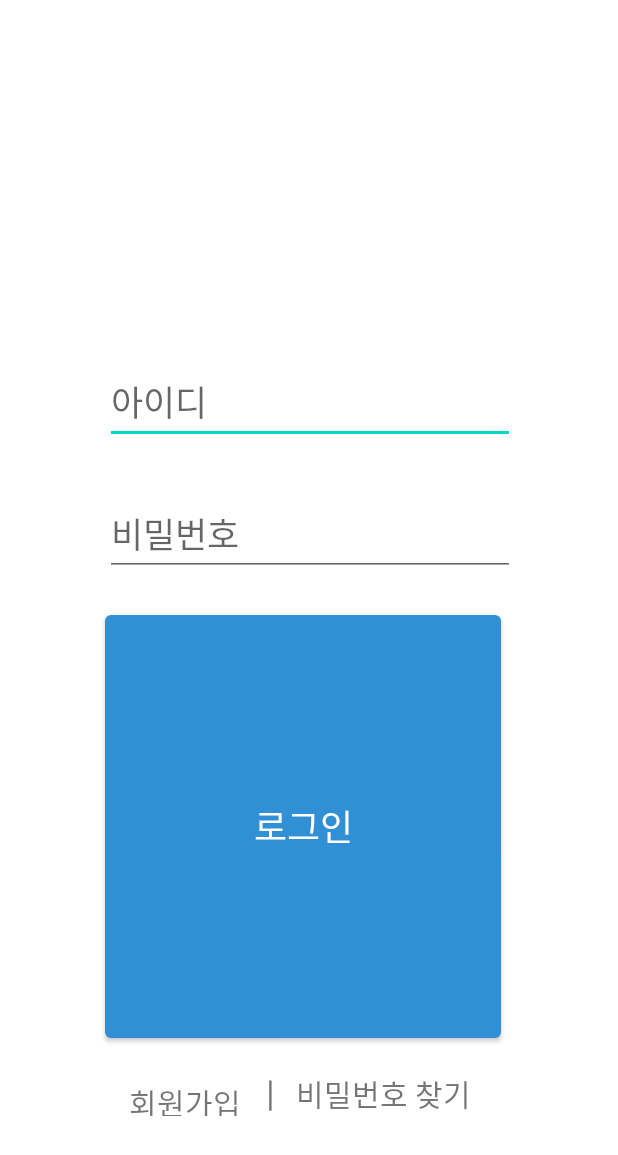
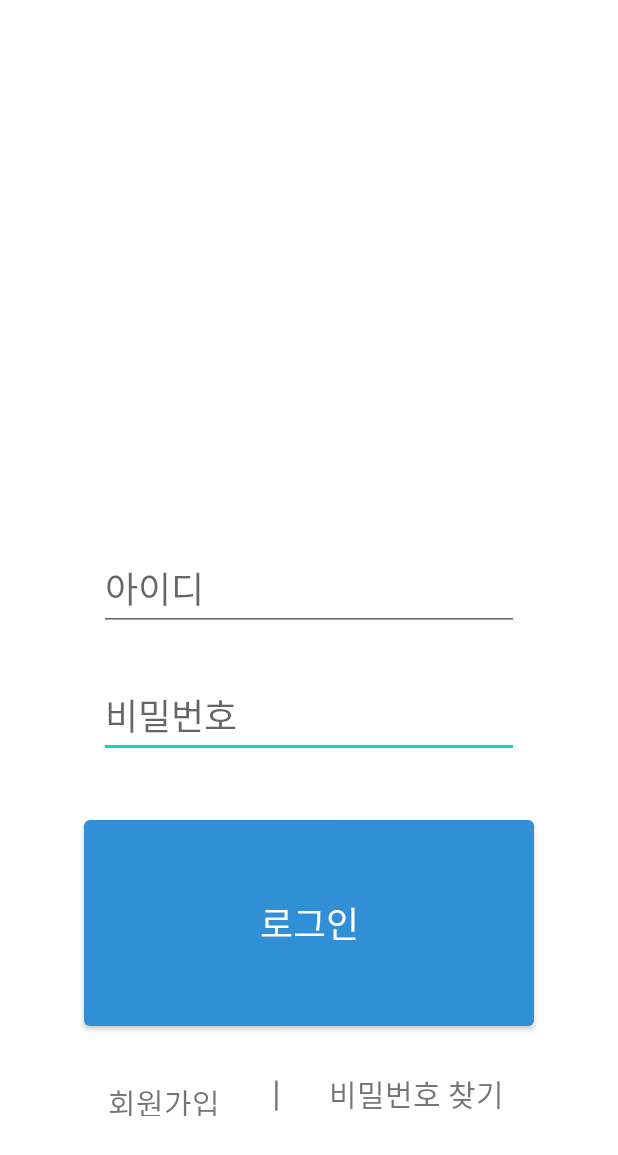
Before and after one commit to JaewookYeon/Hanium_demo, an Android app: the screen it shows after launch (LoginActivity), on a phone screen of 412 x 824 dp. Shown: the top 1155 px of the screen. Run offline under Robolectric (Android 15) with nearby library versions, the phone set to English and light mode, and no system bars; our stand-ins replace Volley.

Commit message:
로그인 버튼 작게

```diff
--- a/app/src/main/res/layout/activity_login.xml
+++ b/app/src/main/res/layout/activity_login.xml
@@ -7,55 +7,56 @@
     tools:context=".LoginActivity">
 
     <EditText
-        android:id="@+id/et_id2"
-        android:layout_width="wrap_content"
-        android:layout_height="wrap_content"
-        android:layout_marginStart="8dp"
-        android:layout_marginTop="240dp"
-        android:layout_marginEnd="8dp"
-        android:ems="10"
-        android:fontFamily="@font/nanumsquareneoregular"
-        android:hint="아이디"
-        android:inputType="text"
-        android:textAppearance="@style/TextAppearance.AppCompat.Large"
-        android:textSize="23sp"
-        app:layout_constraintEnd_toEndOf="parent"
-        app:layout_constraintHorizontal_bias="0.506"
-        app:layout_constraintStart_toStartOf="parent"
-        app:layout_constraintTop_toTopOf="parent" />
-
-    <EditText
         android:id="@+id/et_pass2"
         android:layout_width="wrap_content"
         android:layout_height="wrap_content"
         android:layout_marginStart="8dp"
-        android:layout_marginTop="32dp"
+        android:layout_marginTop="28dp"
         android:layout_marginEnd="8dp"
         android:ems="10"
         android:fontFamily="@font/nanumsquareneoregular"
         android:hint="비밀번호"
         android:inputType="textPassword"
         android:textAppearance="@style/TextAppearance.AppCompat.Large"
-        android:textSize="23sp"
+        android:textSize="24sp"
         app:layout_constraintEnd_toEndOf="@+id/et_id2"
         app:layout_constraintStart_toStartOf="@+id/et_id2"
         app:layout_constraintTop_toBottomOf="@+id/et_id2" />
 
+    <EditText
+        android:id="@+id/et_id2"
+        android:layout_width="wrap_content"
+        android:layout_height="wrap_content"
+        android:layout_marginStart="8dp"
+        android:layout_marginTop="364dp"
+        android:layout_marginEnd="8dp"
+        android:layout_marginBottom="120dp"
+        android:ems="10"
+        android:fontFamily="@font/nanumsquareneoregular"
+        android:hint="아이디"
+        android:inputType="text"
+        android:textAppearance="@style/TextAppearance.AppCompat.Large"
+        android:textSize="24sp"
+        app:layout_constraintBottom_toTopOf="@+id/btn_login"
+        app:layout_constraintEnd_toEndOf="parent"
+        app:layout_constraintStart_toStartOf="parent"
+        app:layout_constraintTop_toTopOf="parent" />
+
     <Button
         android:id="@+id/btn_login"
-        android:layout_width="264dp"
+        android:layout_width="0dp"
         android:layout_height="0dp"
-        android:layout_marginTop="404dp"
-        android:layout_marginBottom="13dp"
+        android:layout_marginStart="56dp"
+        android:layout_marginEnd="56dp"
+        android:layout_marginBottom="134dp"
         android:fontFamily="@font/nanumsquareneoregular"
         android:text="로그인"
         android:textAppearance="@style/TextAppearance.AppCompat.Medium"
         android:textSize="24sp"
-        app:layout_constraintBottom_toTopOf="@+id/textView4"
-        app:layout_constraintEnd_toEndOf="@+id/et_pass2"
-        app:layout_constraintHorizontal_bias="0.0"
-        app:layout_constraintStart_toStartOf="@+id/et_pass2"
-        app:layout_constraintTop_toTopOf="parent" />
+        app:layout_constraintBottom_toBottomOf="parent"
+        app:layout_constraintEnd_toEndOf="parent"
+        app:layout_constraintStart_toStartOf="parent"
+        app:layout_constraintTop_toBottomOf="@+id/et_id2" />
 
     <TextView
         android:id="@+id/textView4"
@@ -67,7 +68,8 @@
         app:layout_constraintBottom_toBottomOf="parent"
         app:layout_constraintEnd_toStartOf="@+id/btn_findPass1"
         app:layout_constraintStart_toEndOf="@+id/btn_register1"
-        app:layout_constraintTop_toBottomOf="@+id/btn_login" />
+        app:layout_constraintTop_toBottomOf="@+id/btn_login"
+        app:layout_constraintVertical_bias="1.0" />
 
     <TextView
         android:id="@+id/btn_register1"
```
